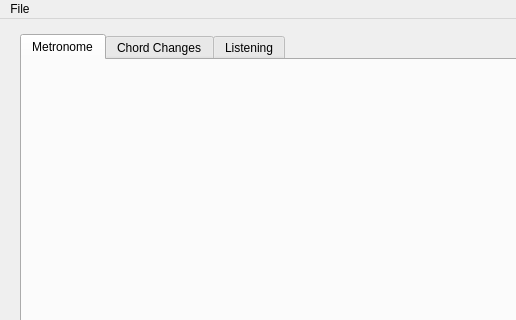
This is guitartools/mainwindow.ui in ispielman/guitartools as Qt 5 draws it before an edit; both pictures show x 0 to 516 and y 0 to 320 of the 800 by 560 pixel window. The edited form follows.
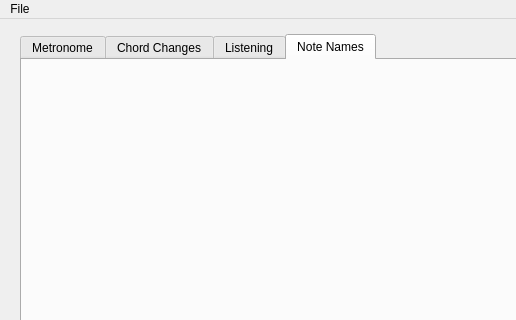
This is the edited form.

```diff
--- a/guitartools/mainwindow.ui
+++ b/guitartools/mainwindow.ui
@@ -42,7 +42,7 @@
     <item>
      <widget class="QTabWidget" name="tabWidget">
       <property name="currentIndex">
-       <number>0</number>
+       <number>3</number>
       </property>
       <widget class="QWidget" name="tab_Metronome">
        <attribute name="title">
@@ -62,6 +62,12 @@
        </attribute>
        <layout class="QVBoxLayout" name="verticalLayout_Listening"/>
       </widget>
+      <widget class="QWidget" name="tab_NoteNames">
+       <attribute name="title">
+        <string>Note Names</string>
+       </attribute>
+       <layout class="QVBoxLayout" name="verticalLayout_3"/>
+      </widget>
      </widget>
     </item>
     <item>
```
